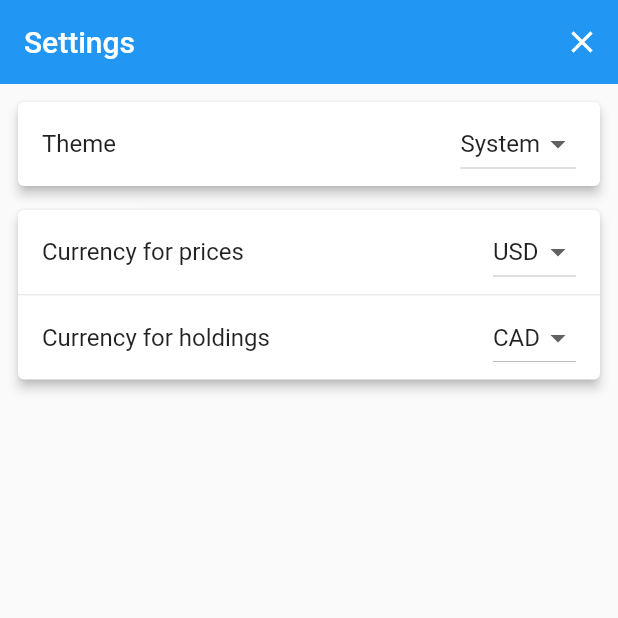
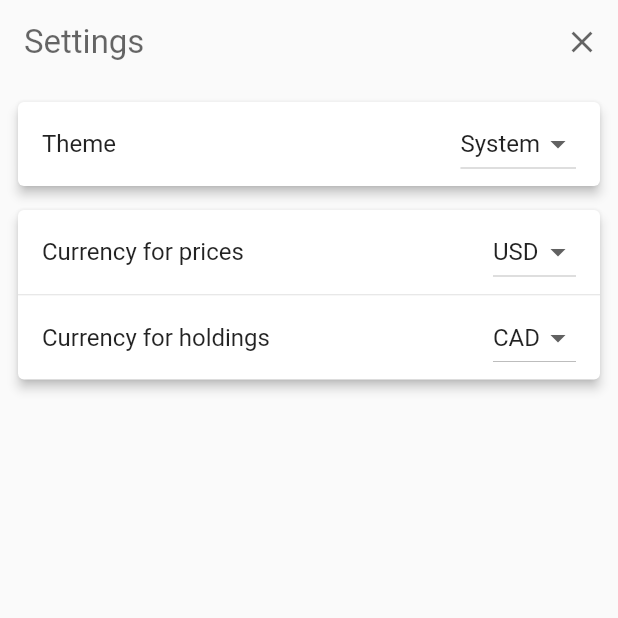
Before and after one commit to scastiel/portfolio-app, a Flutter app: the screen it shows after launch, after a tap on the "settings" icon, on a phone screen of 412 x 824 dp, the top half of it. Run offline on Flutter 3.47's test engine with Material 2 defaults, Android fonts, the phone set to English and light mode, and no system bars; our stand-ins replace charts_flutter, shared_preferences; network calls fail.

Commit message:
Improve app bar and theme

```diff
--- a/lib/widgets/portfolio-app-bar.dart
+++ b/lib/widgets/portfolio-app-bar.dart
@@ -2,47 +2,14 @@ import 'package:flutter/material.dart';
 
 import 'settings-screen.dart';
 
-class PortfolioAppBar extends StatefulWidget {
-  @override
-  _PortfolioAppBarState createState() => _PortfolioAppBarState();
-}
-
-class _PortfolioAppBarState extends State<PortfolioAppBar>
-    with WidgetsBindingObserver {
-  Brightness _brightness;
-
-  @override
-  void initState() {
-    super.initState();
-    _brightness = WidgetsBinding.instance.window.platformBrightness;
-    WidgetsBinding.instance.addObserver(this);
-  }
-
-  @override
-  didChangePlatformBrightness() {
-    setState(() {
-      _brightness = WidgetsBinding.instance.window.platformBrightness;
-    });
-  }
-
-  @override
-  dispose() {
-    WidgetsBinding.instance.removeObserver(this);
-    super.dispose();
-  }
-
+class PortfolioAppBar extends StatelessWidget {
   @override
   Widget build(BuildContext context) {
     return SliverAppBar(
-      title: Row(
-        mainAxisAlignment: MainAxisAlignment.spaceBetween,
-        children: <Widget>[
-          Text(
-            'My portfolio',
-            style: Theme.of(context).textTheme.headline4,
-          ),
+      title: Text('My portfolio'),
+      actions: [
         IconButton(
-            icon: Icon(Icons.settings, color: Theme.of(context).hintColor),
+          icon: Icon(Icons.settings),
           onPressed: () {
             Navigator.of(context).push(
               PageRouteBuilder(
@@ -54,10 +21,9 @@ class _PortfolioAppBarState extends State<PortfolioAppBar>
           },
         ),
       ],
-      ),
       centerTitle: false,
-      brightness: _brightness,
-      backgroundColor: Theme.of(context).scaffoldBackgroundColor,
+      pinned: true,
+      floating: true,
     );
   }
 }
--- a/lib/widgets/portfolio-app.dart
+++ b/lib/widgets/portfolio-app.dart
@@ -48,8 +48,8 @@ class _App extends StatelessWidget {
     }
     return MaterialApp(
       title: 'Portfolio',
-      theme: ThemeData.light(),
-      darkTheme: ThemeData.dark(),
+      theme: _getTheme(ThemeData.light()),
+      darkTheme: _getTheme(ThemeData.dark()),
       themeMode: userPreferences.appTheme,
       home: Scaffold(
         body: Dashboard(),
@@ -57,6 +57,21 @@ class _App extends StatelessWidget {
     );
   }
 }
+
+_getTheme(ThemeData baseTheme) => baseTheme.copyWith(
+      appBarTheme: AppBarTheme(
+        color: baseTheme.scaffoldBackgroundColor,
+        brightness: baseTheme.brightness,
+        textTheme: TextTheme(
+          headline6: TextStyle(
+            fontSize: 22,
+            color: baseTheme.hintColor,
+          ),
+        ),
+        actionsIconTheme:
+            baseTheme.iconTheme.copyWith(color: baseTheme.hintColor),
+      ),
+    );
 
 class _LoadingScreen extends StatelessWidget {
   @override
--- a/lib/widgets/settings-screen.dart
+++ b/lib/widgets/settings-screen.dart
@@ -12,6 +12,7 @@ class SettingsScreen extends StatelessWidget {
         slivers: [
           SliverAppBar(
             title: Text('Settings'),
+            centerTitle: false,
             pinned: true,
             actions: [
               IconButton(
```
Also changed, not shown: lib/widgets/chart/price-chart.dart (+11 -2 lines). Lines whose indentation alone changed are shown as unchanged.
